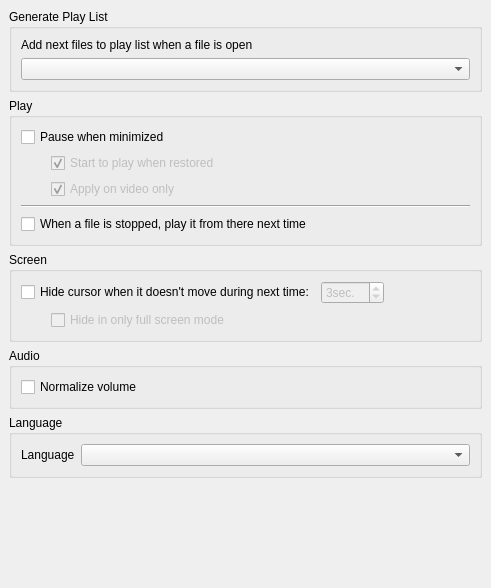
Before: the Qt Designer form src/cmplayer/ui/prefstack.ui in bylee20/cmplayer-kldp.net, drawn with Qt 5.
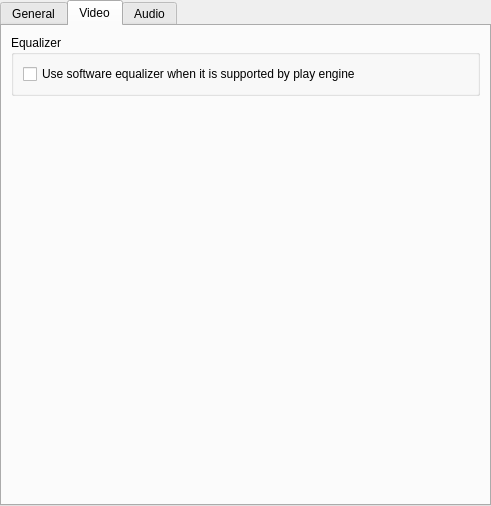
After: the same form once the commit is applied. The open tabs and pages were chosen to show the change. Custom widgets are drawn as their Qt base class.

What changed in the file:
```diff
--- a/src/cmplayer/ui/prefstack.ui
+++ b/src/cmplayer/ui/prefstack.ui
@@ -6,13 +6,26 @@
     <x>0</x>
     <y>0</y>
     <width>491</width>
-    <height>588</height>
+    <height>506</height>
    </rect>
   </property>
   <property name="currentIndex" >
    <number>0</number>
   </property>
   <widget class="QWidget" name="general" >
+   <layout class="QVBoxLayout" name="verticalLayout_19" >
+    <property name="margin" >
+     <number>0</number>
+    </property>
+    <item>
+     <widget class="QTabWidget" name="tabWidget_2" >
+      <property name="currentIndex" >
+       <number>0</number>
+      </property>
+      <widget class="QWidget" name="tab" >
+       <attribute name="title" >
+        <string>General</string>
+       </attribute>
    <layout class="QVBoxLayout" name="verticalLayout_18" >
     <item>
      <widget class="QGroupBox" name="groupBox_4" >
@@ -214,22 +227,6 @@
       </layout>
      </widget>
     </item>
-    <item>
-     <widget class="QGroupBox" name="groupBox_14" >
-      <property name="title" >
-       <string>Audio</string>
-      </property>
-      <layout class="QVBoxLayout" name="verticalLayout_17" >
-       <item>
-        <widget class="QCheckBox" name="volnorm" >
-         <property name="text" >
-          <string>Normalize volume</string>
-         </property>
-        </widget>
-       </item>
-      </layout>
-     </widget>
-    </item>
     <item>
      <widget class="QGroupBox" name="groupBox_9" >
       <property name="title" >
@@ -257,6 +254,78 @@
      </widget>
     </item>
     <item>
+         <spacer name="spacer_11" >
+          <property name="orientation" >
+           <enum>Qt::Vertical</enum>
+          </property>
+          <property name="sizeHint" stdset="0" >
+           <size>
+            <width>0</width>
+            <height>31</height>
+           </size>
+          </property>
+         </spacer>
+        </item>
+       </layout>
+      </widget>
+      <widget class="QWidget" name="tab_2" >
+       <attribute name="title" >
+        <string>Video</string>
+       </attribute>
+       <layout class="QVBoxLayout" name="verticalLayout_22" >
+        <item>
+         <widget class="QGroupBox" name="groupBox_14" >
+          <property name="title" >
+           <string>Equalizer</string>
+          </property>
+          <layout class="QVBoxLayout" name="verticalLayout_20" >
+           <item>
+            <widget class="QCheckBox" name="softEq" >
+             <property name="text" >
+              <string>Use software equalizer when it is supported by play engine</string>
+             </property>
+            </widget>
+           </item>
+          </layout>
+         </widget>
+        </item>
+        <item>
+         <spacer name="spacer_10" >
+          <property name="orientation" >
+           <enum>Qt::Vertical</enum>
+          </property>
+          <property name="sizeHint" stdset="0" >
+           <size>
+            <width>0</width>
+            <height>183</height>
+           </size>
+          </property>
+         </spacer>
+        </item>
+       </layout>
+      </widget>
+      <widget class="QWidget" name="tab_3" >
+       <attribute name="title" >
+        <string>Audio</string>
+       </attribute>
+       <layout class="QVBoxLayout" name="verticalLayout_23" >
+        <item>
+         <widget class="QGroupBox" name="groupBox_15" >
+          <property name="title" >
+           <string>Volume</string>
+          </property>
+          <layout class="QVBoxLayout" name="verticalLayout_17" >
+           <item>
+            <widget class="QCheckBox" name="volnorm" >
+             <property name="text" >
+              <string>Normalize volume</string>
+             </property>
+            </widget>
+           </item>
+          </layout>
+         </widget>
+        </item>
+        <item>
      <spacer name="spacer_8" >
       <property name="orientation" >
        <enum>Qt::Vertical</enum>
@@ -264,10 +333,14 @@
       <property name="sizeHint" stdset="0" >
        <size>
         <width>0</width>
-        <height>0</height>
+            <height>288</height>
        </size>
       </property>
      </spacer>
+        </item>
+       </layout>
+      </widget>
+     </widget>
     </item>
    </layout>
   </widget>
```
Left out of the diff: 69 changed lines with no effect on the pictures. Lines whose indentation alone changed are shown as unchanged.
